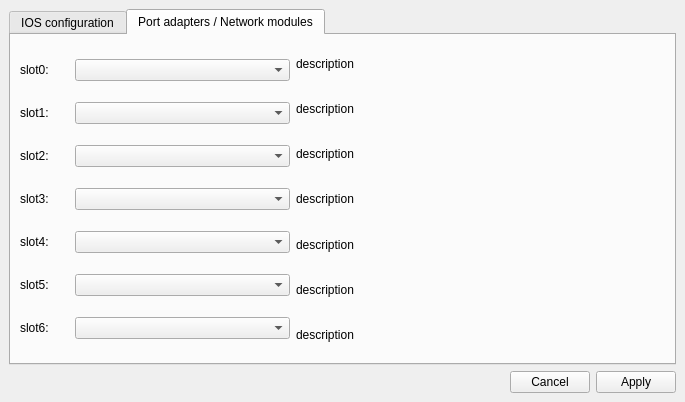
First picture: the form in forms/Inspector.ui, repository GNS3/gns3-legacy, before the edit.
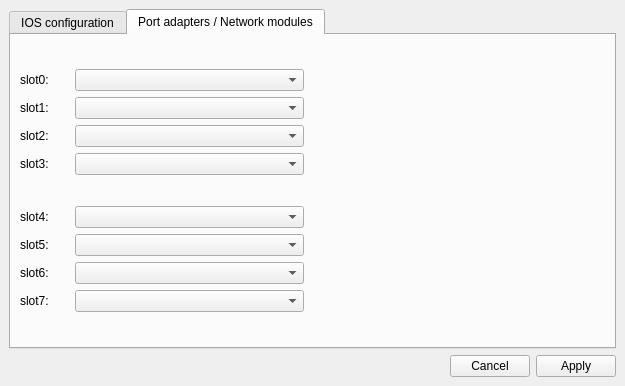
Second picture: the form after the edit. The open tabs and pages were chosen to show the change.

The edit to the form file:
```diff
--- a/forms/Inspector.ui
+++ b/forms/Inspector.ui
@@ -5,8 +5,8 @@
    <rect>
     <x>0</x>
     <y>0</y>
-    <width>685</width>
-    <height>402</height>
+    <width>625</width>
+    <height>386</height>
    </rect>
   </property>
   <property name="windowTitle" >
@@ -548,14 +548,46 @@
       <attribute name="title" >
        <string>Port adapters / Network modules</string>
       </attribute>
-      <layout class="QHBoxLayout" >
+      <layout class="QGridLayout" >
        <property name="margin" >
         <number>9</number>
        </property>
        <property name="spacing" >
         <number>6</number>
        </property>
-       <item>
+       <item row="1" column="1" >
+        <spacer>
+         <property name="orientation" >
+          <enum>Qt::Horizontal</enum>
+         </property>
+         <property name="sizeType" >
+          <enum>QSizePolicy::Fixed</enum>
+         </property>
+         <property name="sizeHint" >
+          <size>
+           <width>301</width>
+           <height>20</height>
+          </size>
+         </property>
+        </spacer>
+       </item>
+       <item row="0" column="1" >
+        <spacer>
+         <property name="orientation" >
+          <enum>Qt::Horizontal</enum>
+         </property>
+         <property name="sizeType" >
+          <enum>QSizePolicy::Fixed</enum>
+         </property>
+         <property name="sizeHint" >
+          <size>
+           <width>301</width>
+           <height>20</height>
+          </size>
+         </property>
+        </spacer>
+       </item>
+       <item row="0" column="0" >
         <layout class="QGridLayout" >
          <property name="margin" >
           <number>0</number>
@@ -563,7 +595,40 @@
          <property name="spacing" >
           <number>6</number>
          </property>
-         <item row="0" column="1" >
+         <item row="2" column="0" >
+          <widget class="QLabel" name="label_15" >
+           <property name="sizePolicy" >
+            <sizepolicy>
+             <hsizetype>0</hsizetype>
+             <vsizetype>5</vsizetype>
+             <horstretch>0</horstretch>
+             <verstretch>0</verstretch>
+            </sizepolicy>
+           </property>
+           <property name="text" >
+            <string>slot2:</string>
+           </property>
+          </widget>
+         </item>
+         <item row="3" column="0" >
+          <widget class="QLabel" name="label_19" >
+           <property name="sizePolicy" >
+            <sizepolicy>
+             <hsizetype>0</hsizetype>
+             <vsizetype>5</vsizetype>
+             <horstretch>0</horstretch>
+             <verstretch>0</verstretch>
+            </sizepolicy>
+           </property>
+           <property name="text" >
+            <string>slot3:</string>
+           </property>
+          </widget>
+         </item>
+         <item row="0" column="2" >
+          <widget class="QComboBox" name="comboBoxSlot0" />
+         </item>
+         <item row="3" column="1" >
           <spacer>
            <property name="orientation" >
             <enum>Qt::Horizontal</enum>
@@ -579,21 +644,6 @@
            </property>
           </spacer>
          </item>
-         <item row="4" column="0" >
-          <widget class="QLabel" name="label_20" >
-           <property name="sizePolicy" >
-            <sizepolicy>
-             <hsizetype>0</hsizetype>
-             <vsizetype>5</vsizetype>
-             <horstretch>0</horstretch>
-             <verstretch>0</verstretch>
-            </sizepolicy>
-           </property>
-           <property name="text" >
-            <string>slot4:</string>
-           </property>
-          </widget>
-         </item>
          <item row="0" column="0" >
           <widget class="QLabel" name="label_6" >
            <property name="sizePolicy" >
@@ -609,8 +659,24 @@
            </property>
           </widget>
          </item>
-         <item row="0" column="2" >
-          <widget class="QComboBox" name="comboBoxSlot0" />
+         <item row="0" column="1" >
+          <spacer>
+           <property name="orientation" >
+            <enum>Qt::Horizontal</enum>
+           </property>
+           <property name="sizeType" >
+            <enum>QSizePolicy::Fixed</enum>
+           </property>
+           <property name="sizeHint" >
+            <size>
+             <width>20</width>
+             <height>20</height>
+            </size>
+           </property>
+          </spacer>
+         </item>
+         <item row="2" column="2" >
+          <widget class="QComboBox" name="comboBoxSlot2" />
          </item>
          <item row="1" column="0" >
           <widget class="QLabel" name="label_12" >
@@ -643,78 +709,10 @@
            </property>
           </spacer>
          </item>
-         <item row="2" column="1" >
-          <spacer>
-           <property name="orientation" >
-            <enum>Qt::Horizontal</enum>
-           </property>
-           <property name="sizeType" >
-            <enum>QSizePolicy::Fixed</enum>
-           </property>
-           <property name="sizeHint" >
-            <size>
-             <width>20</width>
-             <height>20</height>
-            </size>
-           </property>
-          </spacer>
-         </item>
-         <item row="5" column="2" >
-          <widget class="QComboBox" name="comboBoxSlot5" />
-         </item>
-         <item row="2" column="2" >
-          <widget class="QComboBox" name="comboBoxSlot2" />
-         </item>
-         <item row="4" column="1" >
-          <spacer>
-           <property name="orientation" >
-            <enum>Qt::Horizontal</enum>
-           </property>
-           <property name="sizeType" >
-            <enum>QSizePolicy::Fixed</enum>
-           </property>
-           <property name="sizeHint" >
-            <size>
-             <width>20</width>
-             <height>20</height>
-            </size>
-           </property>
-          </spacer>
-         </item>
-         <item row="5" column="0" >
-          <widget class="QLabel" name="label_21" >
-           <property name="sizePolicy" >
-            <sizepolicy>
-             <hsizetype>0</hsizetype>
-             <vsizetype>5</vsizetype>
-             <horstretch>0</horstretch>
-             <verstretch>0</verstretch>
-            </sizepolicy>
-           </property>
-           <property name="text" >
-            <string>slot5:</string>
-           </property>
-          </widget>
-         </item>
-         <item row="3" column="0" >
-          <widget class="QLabel" name="label_19" >
-           <property name="sizePolicy" >
-            <sizepolicy>
-             <hsizetype>0</hsizetype>
-             <vsizetype>5</vsizetype>
-             <horstretch>0</horstretch>
-             <verstretch>0</verstretch>
-            </sizepolicy>
-           </property>
-           <property name="text" >
-            <string>slot3:</string>
-           </property>
-          </widget>
-         </item>
          <item row="3" column="2" >
           <widget class="QComboBox" name="comboBoxSlot3" />
          </item>
-         <item row="3" column="1" >
+         <item row="2" column="1" >
           <spacer>
            <property name="orientation" >
             <enum>Qt::Horizontal</enum>
@@ -730,11 +728,104 @@
            </property>
           </spacer>
          </item>
-         <item row="4" column="2" >
+         <item row="1" column="2" >
+          <widget class="QComboBox" name="comboBoxSlot1" />
+         </item>
+        </layout>
+       </item>
+       <item row="1" column="0" >
+        <layout class="QGridLayout" >
+         <property name="margin" >
+          <number>0</number>
+         </property>
+         <property name="spacing" >
+          <number>6</number>
+         </property>
+         <item row="3" column="2" >
+          <widget class="QComboBox" name="comboBoxSlot7" />
+         </item>
+         <item row="2" column="1" >
+          <spacer>
+           <property name="orientation" >
+            <enum>Qt::Horizontal</enum>
+           </property>
+           <property name="sizeType" >
+            <enum>QSizePolicy::Fixed</enum>
+           </property>
+           <property name="sizeHint" >
+            <size>
+             <width>20</width>
+             <height>20</height>
+            </size>
+           </property>
+          </spacer>
+         </item>
+         <item row="0" column="1" >
+          <spacer>
+           <property name="orientation" >
+            <enum>Qt::Horizontal</enum>
+           </property>
+           <property name="sizeType" >
+            <enum>QSizePolicy::Fixed</enum>
+           </property>
+           <property name="sizeHint" >
+            <size>
+             <width>20</width>
+             <height>20</height>
+            </size>
+           </property>
+          </spacer>
+         </item>
+         <item row="0" column="2" >
           <widget class="QComboBox" name="comboBoxSlot4" />
          </item>
-         <item row="6" column="0" >
-          <widget class="QLabel" name="label_22" >
+         <item row="0" column="0" >
+          <widget class="QLabel" name="label_23" >
+           <property name="sizePolicy" >
+            <sizepolicy>
+             <hsizetype>0</hsizetype>
+             <vsizetype>5</vsizetype>
+             <horstretch>0</horstretch>
+             <verstretch>0</verstretch>
+            </sizepolicy>
+           </property>
+           <property name="text" >
+            <string>slot4:</string>
+           </property>
+          </widget>
+         </item>
+         <item row="1" column="0" >
+          <widget class="QLabel" name="label_26" >
+           <property name="sizePolicy" >
+            <sizepolicy>
+             <hsizetype>0</hsizetype>
+             <vsizetype>5</vsizetype>
+             <horstretch>0</horstretch>
+             <verstretch>0</verstretch>
+            </sizepolicy>
+           </property>
+           <property name="text" >
+            <string>slot5:</string>
+           </property>
+          </widget>
+         </item>
+         <item row="3" column="0" >
+          <widget class="QLabel" name="label_29" >
+           <property name="sizePolicy" >
+            <sizepolicy>
+             <hsizetype>0</hsizetype>
+             <vsizetype>5</vsizetype>
+             <horstretch>0</horstretch>
+             <verstretch>0</verstretch>
+            </sizepolicy>
+           </property>
+           <property name="text" >
+            <string>slot7:</string>
+           </property>
+          </widget>
+         </item>
+         <item row="2" column="0" >
+          <widget class="QLabel" name="label_28" >
            <property name="sizePolicy" >
             <sizepolicy>
              <hsizetype>0</hsizetype>
@@ -748,192 +839,46 @@
            </property>
           </widget>
          </item>
-         <item row="5" column="1" >
-          <spacer>
-           <property name="orientation" >
-            <enum>Qt::Horizontal</enum>
-           </property>
-           <property name="sizeType" >
-            <enum>QSizePolicy::Fixed</enum>
-           </property>
-           <property name="sizeHint" >
-            <size>
-             <width>20</width>
-             <height>20</height>
-            </size>
-           </property>
-          </spacer>
-         </item>
-         <item row="2" column="0" >
-          <widget class="QLabel" name="label_15" >
-           <property name="sizePolicy" >
-            <sizepolicy>
-             <hsizetype>0</hsizetype>
-             <vsizetype>5</vsizetype>
-             <horstretch>0</horstretch>
-             <verstretch>0</verstretch>
-            </sizepolicy>
-           </property>
-           <property name="text" >
-            <string>slot2:</string>
-           </property>
-          </widget>
-         </item>
-         <item row="6" column="2" >
+         <item row="2" column="2" >
           <widget class="QComboBox" name="comboBoxSlot6" />
          </item>
-         <item row="6" column="1" >
-          <spacer>
-           <property name="orientation" >
-            <enum>Qt::Horizontal</enum>
-           </property>
-           <property name="sizeType" >
-            <enum>QSizePolicy::Fixed</enum>
-           </property>
-           <property name="sizeHint" >
-            <size>
-             <width>20</width>
-             <height>20</height>
-            </size>
-           </property>
-          </spacer>
-         </item>
          <item row="1" column="2" >
-          <widget class="QComboBox" name="comboBoxSlot1" />
+          <widget class="QComboBox" name="comboBoxSlot5" />
          </item>
-        </layout>
-       </item>
-       <item>
-        <layout class="QVBoxLayout" >
-         <property name="margin" >
-          <number>0</number>
-         </property>
-         <property name="spacing" >
-          <number>6</number>
-         </property>
-         <item>
-          <widget class="QLabel" name="labelSlot0" >
-           <property name="sizePolicy" >
-            <sizepolicy>
-             <hsizetype>0</hsizetype>
-             <vsizetype>5</vsizetype>
-             <horstretch>0</horstretch>
-             <verstretch>0</verstretch>
-            </sizepolicy>
+         <item row="1" column="1" >
+          <spacer>
+           <property name="orientation" >
+            <enum>Qt::Horizontal</enum>
            </property>
-           <property name="text" >
-            <string>description</string>
+           <property name="sizeType" >
+            <enum>QSizePolicy::Fixed</enum>
            </property>
-          </widget>
-         </item>
-         <item>
-          <widget class="QLabel" name="labelSlot1" >
-           <property name="sizePolicy" >
-            <sizepolicy>
-             <hsizetype>0</hsizetype>
-             <vsizetype>5</vsizetype>
-             <horstretch>0</horstretch>
-             <verstretch>0</verstretch>
-            </sizepolicy>
+           <property name="sizeHint" >
+            <size>
+             <width>20</width>
+             <height>20</height>
+            </size>
            </property>
-           <property name="text" >
-            <string>description</string>
-           </property>
-          </widget>
+          </spacer>
          </item>
-         <item>
-          <widget class="QLabel" name="labelSlot2" >
-           <property name="sizePolicy" >
-            <sizepolicy>
-             <hsizetype>0</hsizetype>
-             <vsizetype>5</vsizetype>
-             <horstretch>0</horstretch>
-             <verstretch>0</verstretch>
-            </sizepolicy>
+         <item row="3" column="1" >
+          <spacer>
+           <property name="orientation" >
+            <enum>Qt::Horizontal</enum>
            </property>
-           <property name="text" >
-            <string>description</string>
+           <property name="sizeType" >
+            <enum>QSizePolicy::Fixed</enum>
            </property>
-          </widget>
-         </item>
-         <item>
-          <widget class="QLabel" name="labelSlot3" >
-           <property name="sizePolicy" >
-            <sizepolicy>
-             <hsizetype>0</hsizetype>
-             <vsizetype>5</vsizetype>
-             <horstretch>0</horstretch>
-             <verstretch>0</verstretch>
-            </sizepolicy>
+           <property name="sizeHint" >
+            <size>
+             <width>20</width>
+             <height>20</height>
+            </size>
            </property>
-           <property name="text" >
-            <string>description</string>
-           </property>
-          </widget>
+          </spacer>
          </item>
-         <item>
-          <widget class="QLabel" name="labelSlot4" >
-           <property name="sizePolicy" >
-            <sizepolicy>
-             <hsizetype>0</hsizetype>
-             <vsizetype>5</vsizetype>
-             <horstretch>0</horstretch>
-             <verstretch>0</verstretch>
-            </sizepolicy>
-           </property>
-           <property name="text" >
-            <string>description</string>
-           </property>
-          </widget>
-         </item>
-         <item>
-          <widget class="QLabel" name="labelSlot5" >
-           <property name="sizePolicy" >
-            <sizepolicy>
-             <hsizetype>0</hsizetype>
-             <vsizetype>5</vsizetype>
-             <horstretch>0</horstretch>
-             <verstretch>0</verstretch>
-            </sizepolicy>
-           </property>
-           <property name="text" >
-            <string>description</string>
-           </property>
-          </widget>
-         </item>
-         <item>
-          <widget class="QLabel" name="labelSlot6" >
-           <property name="sizePolicy" >
-            <sizepolicy>
-             <hsizetype>0</hsizetype>
-             <vsizetype>5</vsizetype>
-             <horstretch>0</horstretch>
-             <verstretch>0</verstretch>
-            </sizepolicy>
-           </property>
-           <property name="text" >
-            <string>description</string>
-           </property>
-          </widget>
-         </item>
         </layout>
        </item>
-       <item>
-        <spacer>
-         <property name="orientation" >
-          <enum>Qt::Horizontal</enum>
-         </property>
-         <property name="sizeType" >
-          <enum>QSizePolicy::Fixed</enum>
-         </property>
-         <property name="sizeHint" >
-          <size>
-           <width>311</width>
-           <height>297</height>
-          </size>
-         </property>
-        </spacer>
-       </item>
       </layout>
      </widget>
     </widget>
```
Left out of the diff: 41 changed lines with no effect on the pictures.
